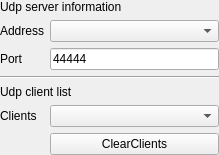
Old version of the form src/debuggers/udp/server/SAKUdpServerController.ui in the repository x-tools-author/x-tools.
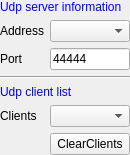
New version of the form.

Commit message: style: change style

Patch:
```diff
--- a/src/debuggers/udp/server/SAKUdpServerController.ui
+++ b/src/debuggers/udp/server/SAKUdpServerController.ui
@@ -6,8 +6,8 @@
    <rect>
     <x>0</x>
     <y>0</y>
-    <width>219</width>
-    <height>149</height>
+    <width>99</width>
+    <height>119</height>
    </rect>
   </property>
   <property name="windowTitle">
@@ -31,6 +31,11 @@
    </item>
    <item row="0" column="0" colspan="2">
     <widget class="QLabel" name="label_5">
+     <property name="styleSheet">
+      <string notr="true">QLabel {
+	color: blue
+}</string>
+     </property>
      <property name="text">
       <string>Udp server information</string>
      </property>
@@ -45,6 +50,11 @@
    </item>
    <item row="4" column="0" colspan="2">
     <widget class="QLabel" name="label_6">
+     <property name="styleSheet">
+      <string notr="true">QLabel {
+	color: blue
+}</string>
+     </property>
      <property name="text">
       <string>Udp client list</string>
      </property>
```
The commit also changes 7 other files.
